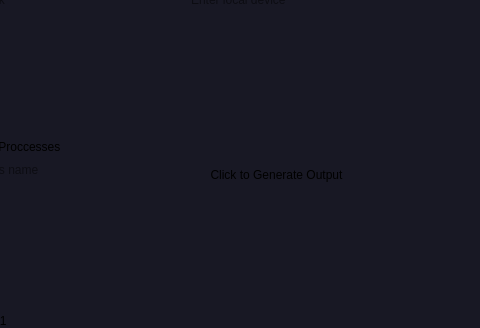
First picture: the form in ui_src/interface.ui, repository Ragnarok-framework/ragnarok_ui, before the edit; both pictures show x 88 to 568 and y 81 to 409 of the 568 by 409 pixel window.
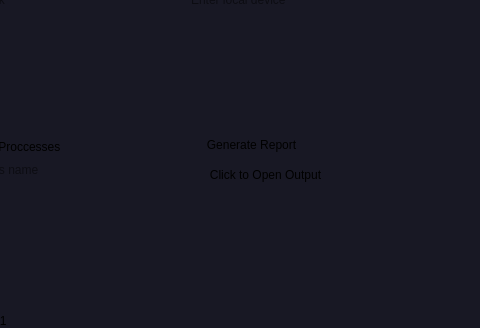
Second picture: the form after the edit. The open tabs and pages were chosen to show the change. Icons and pictures are not drawn.

Commit message: Added Demo Report

```diff
--- a/ui_src/interface.ui
+++ b/ui_src/interface.ui
@@ -884,7 +884,7 @@
              <widget class="QPushButton" name="report_gen_button">
               <property name="geometry">
                <rect>
-                <x>0</x>
+                <x>-11</x>
                 <y>50</y>
                 <width>211</width>
                 <height>32</height>
@@ -894,13 +894,30 @@
                <cursorShape>PointingHandCursor</cursorShape>
               </property>
               <property name="text">
-               <string>Click to Generate Output</string>
+               <string>Click to Open Output</string>
               </property>
               <property name="icon">
                <iconset resource="icons.qrc">
                 <normaloff>:/icons/icons/aperture.svg</normaloff>:/icons/icons/aperture.svg</iconset>
               </property>
              </widget>
+             <widget class="QPushButton" name="generator">
+              <property name="geometry">
+               <rect>
+                <x>10</x>
+                <y>20</y>
+                <width>141</width>
+                <height>32</height>
+               </rect>
+              </property>
+              <property name="text">
+               <string>Generate Report</string>
+              </property>
+              <property name="icon">
+               <iconset resource="icons.qrc">
+                <normaloff>:/icons/icons/cpu.svg</normaloff>:/icons/icons/cpu.svg</iconset>
+              </property>
+             </widget>
             </widget>
            </widget>
           </item>
```
Left out of the diff: 7 changed lines with no effect on the pictures. The commit also changes 7 other files.
